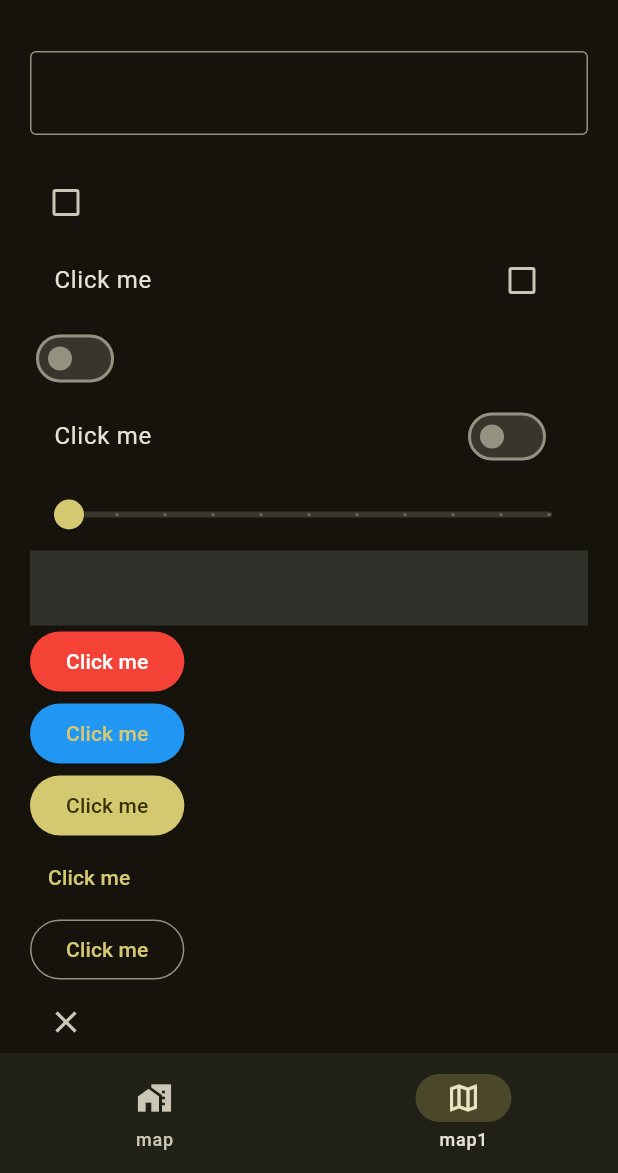
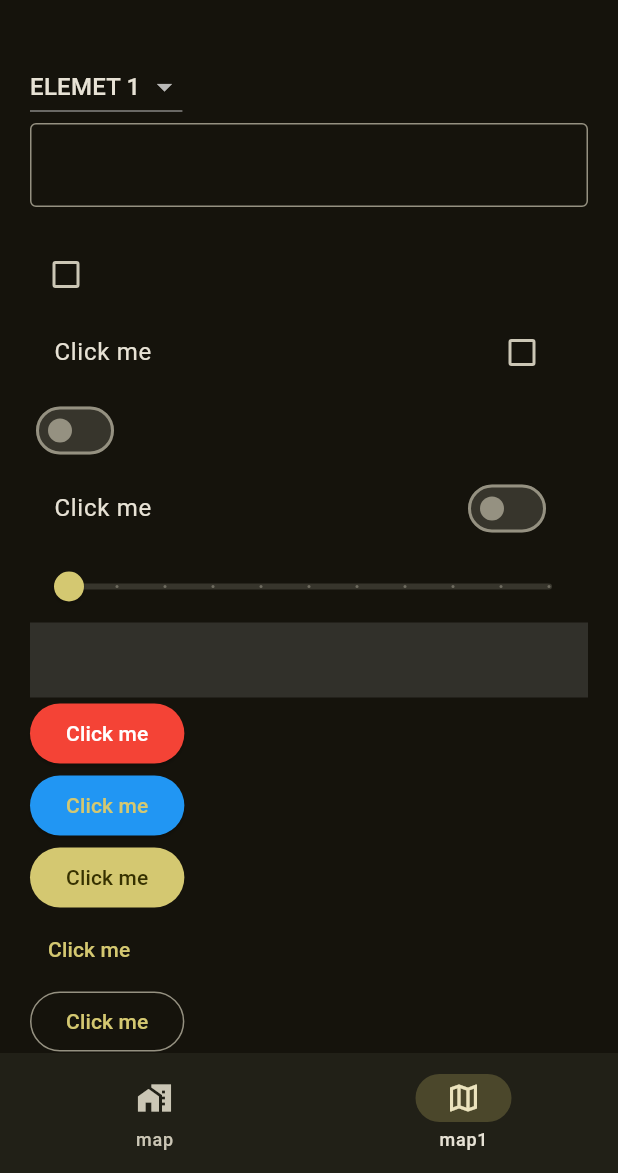
Before and after one commit to Abed-Al-Hussien-Saeed/learning-flutter-basics-, a Flutter app: the screen it shows after launch, item 2 of the bottom bar chosen, on a phone screen of 412 x 824 dp, the part 63-1236 px from its top. Run offline on Flutter 3.47's test engine with Material 3 defaults, Android fonts, the phone set to English and light mode, and no system bars.

Commit message:
dropdown menu and how  to add them and how to set the values and stuff yk

```diff
--- a/lib/Views/pages/Profilepage.dart
+++ b/lib/Views/pages/Profilepage.dart
@@ -1,5 +1,6 @@
+// ignore_for_file: non_constant_identifier_names, file_names
+
 import 'package:flutter/material.dart';
-import 'package:the_ultimate_flutter_tutorial_for_beginners/data/notifires.dart';
 
 class ProfilePage extends StatefulWidget {
   const ProfilePage({super.key});
@@ -13,7 +14,7 @@ class _ProfilePageState extends State<ProfilePage> {
   bool? isChecked = false;
   bool Isswitched = false;
   double Slidervalue = 0.0;
-
+  String? menuitem = 'e1';
   @override
   Widget build(BuildContext context) {
     return SingleChildScrollView(
@@ -22,6 +23,19 @@ class _ProfilePageState extends State<ProfilePage> {
         child: Column(
           crossAxisAlignment: CrossAxisAlignment.start,
           children: [
+            DropdownButton(
+              value: menuitem,
+              items: [
+                DropdownMenuItem(value: "e1", child: Text("ELEMET 1 ")),
+                DropdownMenuItem(value: "e2", child: Text("ELEMET 2 ")),
+                DropdownMenuItem(value: "e3", child: Text("ELEMET 3 ")),
+              ],
+              onChanged: (String? value) {
+                setState(() {
+                  menuitem = value;
+                });
+              },
+            ),
             TextField(
               controller: controller,
               decoration: InputDecoration(
```
